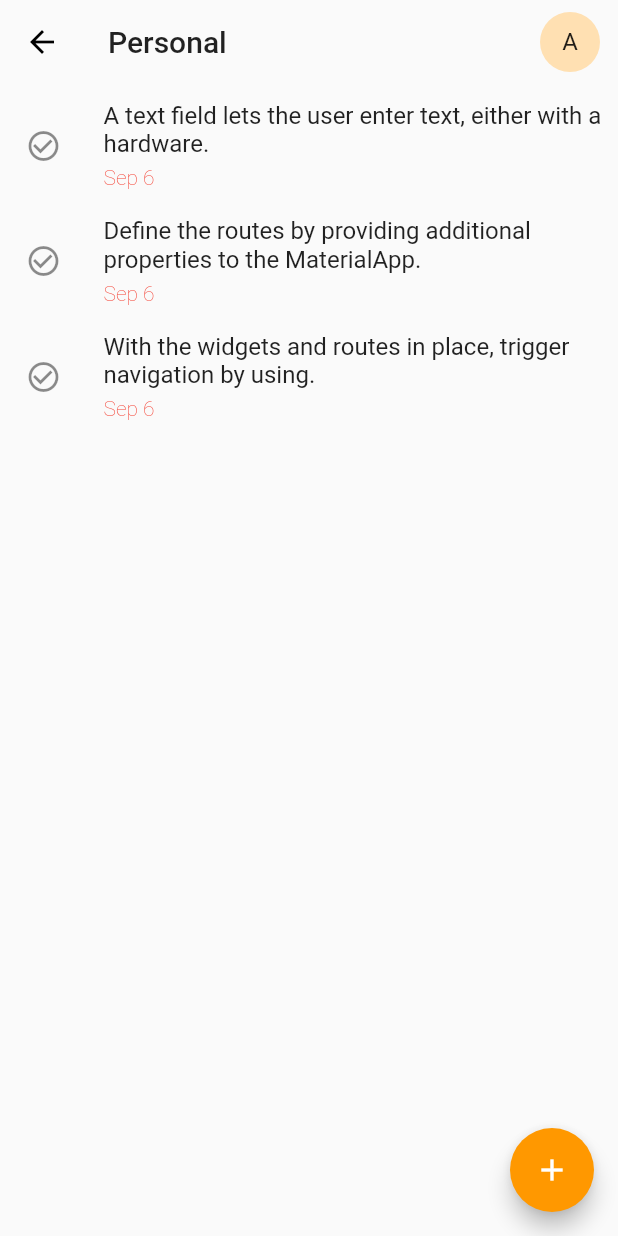
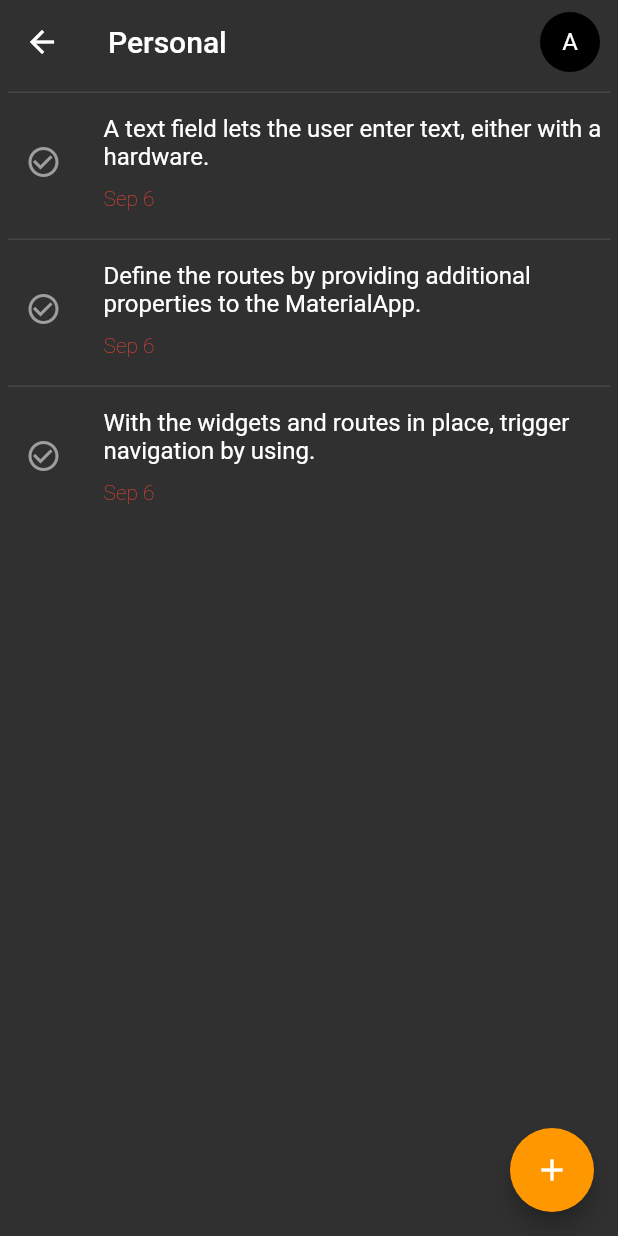
Before and after one commit to amirhesham65/Panther-App, a Flutter app: the PersonalView screen opened by its route, on a phone screen of 412 x 824 dp. Run offline on Flutter 3.47's test engine with Material 2 defaults, Android fonts, the phone set to English and light mode, and no system bars.

Commit message:
Updated some UI elements

```diff
--- a/lib/main.dart
+++ b/lib/main.dart
@@ -15,7 +15,7 @@ class MyApp extends StatelessWidget {
       debugShowCheckedModeBanner: false,
       // Theme controlling
       theme: ThemeData(
-        brightness: Brightness.light,
+        brightness: Brightness.dark,
         primarySwatch: Colors.orange,
         accentColor: Colors.orange
       ),
--- a/lib/views/HomeView.dart
+++ b/lib/views/HomeView.dart
@@ -23,6 +23,7 @@ class _HomeViewState extends State<HomeView> {
         ),
         appBar: AppBar(
           title: Text('Today'),
+          elevation: 0.0,
           backgroundColor: Theme.of(context).canvasColor,
           actions: <Widget>[
             Padding(
--- a/lib/views/PersonalView.dart
+++ b/lib/views/PersonalView.dart
@@ -50,15 +50,18 @@ class Task extends StatelessWidget {
 
   @override
   Widget build(BuildContext context) {
-    return ListTile(
+    return Container(
+      padding: const EdgeInsets.symmetric(vertical: 10.0),
+      decoration: BoxDecoration(border: Border(top: BorderSide(color: Colors.white10)) ),
+      child: ListTile(
         leading: IconButton(
           onPressed: () {},
-        icon: Icon(Icons.check_circle_outline),
+          icon: Icon(Icons.check_circle_outline, color: Colors.grey,),
         ),
         contentPadding: const EdgeInsets.all(0.0),
         title: Text(title),
         subtitle: Padding(
-        padding: const EdgeInsets.fromLTRB(0.0, 5.0, 0.0, 0.0),
+          padding: const EdgeInsets.fromLTRB(0.0, 10.0, 0.0, 0.0),
           child: Text(
             'Sep 6',
             style: TextStyle(
@@ -67,6 +70,7 @@ class Task extends StatelessWidget {
             ),
           ),
         ),
+      ),
     );
   }
 }
```
Lines whose indentation alone changed are shown as unchanged.
